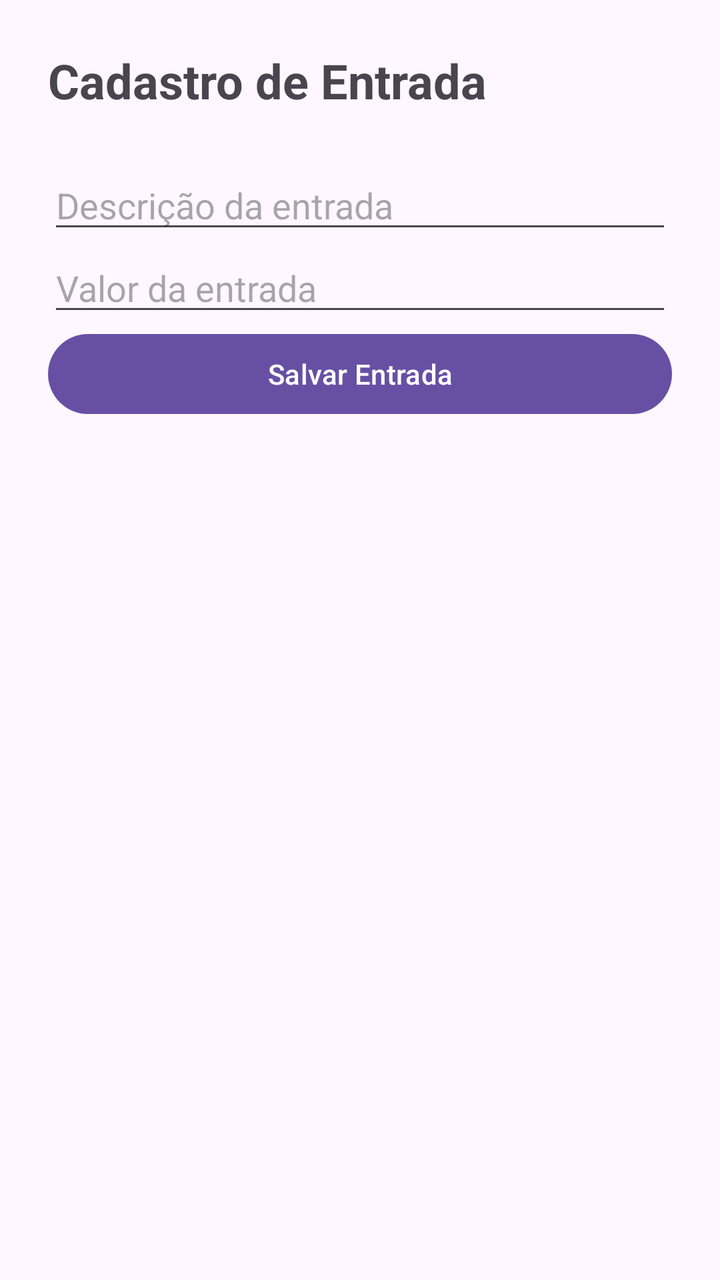
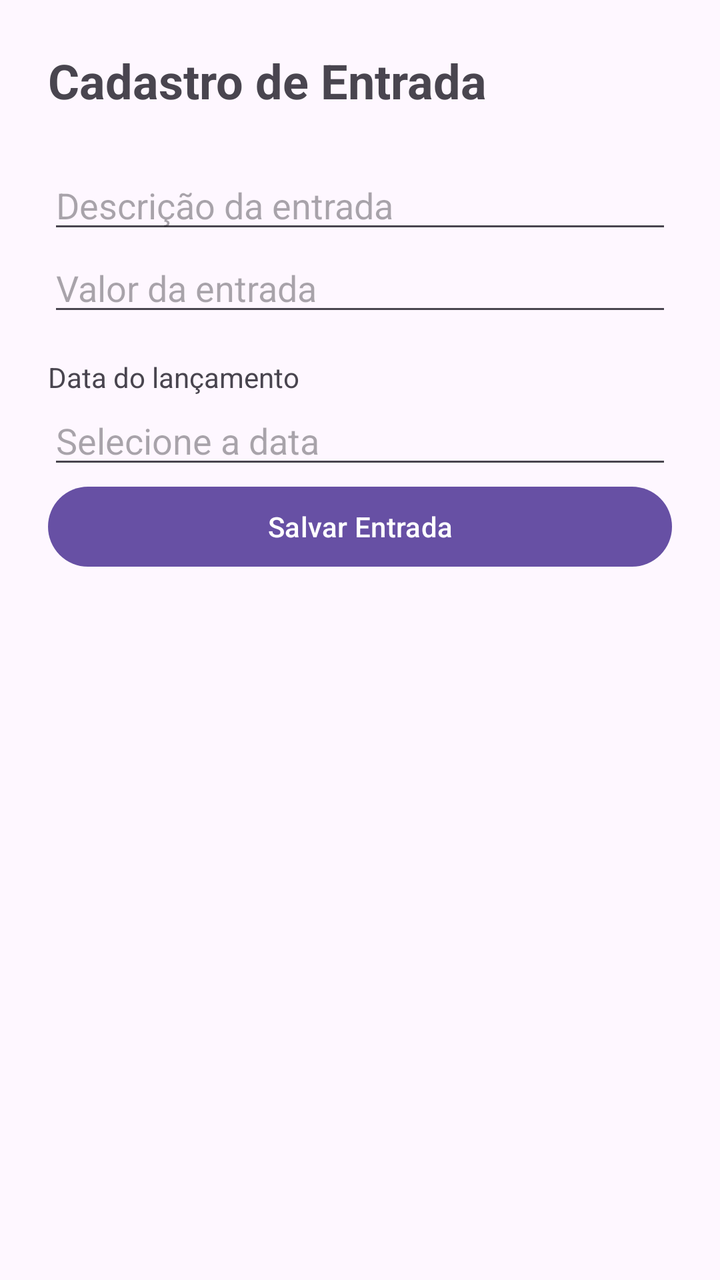

Screens rendered from an Android XML layout before and after an edit, with the pre-edit source and the edit as a unified diff.
<!-- AndroidManifest.xml: application theme Theme.ControleDeGastos -->
<!-- res/layout/activity_entrada.xml -->
<?xml version="1.0" encoding="utf-8"?>
<LinearLayout xmlns:android="http://schemas.android.com/apk/res/android"
    android:layout_width="match_parent"
    android:layout_height="match_parent"
    android:orientation="vertical"
    android:padding="24dp">

    <TextView
        android:layout_width="wrap_content"
        android:layout_height="wrap_content"
        android:text="Cadastro de Entrada"
        android:textSize="24sp"
        android:textStyle="bold" />

    <EditText
        android:id="@+id/editDescricaoEntrada"
        android:layout_width="match_parent"
        android:layout_height="wrap_content"
        android:layout_marginTop="24dp"
        android:hint="Descrição da entrada" />

    <EditText
        android:id="@+id/editValorEntrada"
        android:layout_width="match_parent"
        android:layout_height="wrap_content"
        android:hint="Valor da entrada"
        android:inputType="numberDecimal" />

    <Button
        android:id="@+id/btnAdicionarEntrada"
        android:layout_width="match_parent"
        android:layout_height="wrap_content"
        android:text="Salvar Entrada" />

</LinearLayout>
<!-- resources referenced by this layout -->
<resources>
  <style name="Theme.ControleDeGastos" parent="Base.Theme.ControleDeGastos" />
  <style name="Base.Theme.ControleDeGastos" parent="Theme.Material3.DayNight.NoActionBar">
          
          
      </style>
</resources>

<!-- the commit's change to res/layout/activity_entrada.xml (unified diff, before → after) -->
@@ -26,6 +26,20 @@
         android:hint="Valor da entrada"
         android:inputType="numberDecimal" />
 
+    <TextView
+        android:layout_width="wrap_content"
+        android:layout_height="wrap_content"
+        android:layout_marginTop="16dp"
+        android:text="Data do lançamento" />
+
+    <EditText
+        android:id="@+id/editData"
+        android:layout_width="match_parent"
+        android:layout_height="wrap_content"
+        android:focusable="false"
+        android:clickable="true"
+        android:hint="Selecione a data" />
+
     <Button
         android:id="@+id/btnAdicionarEntrada"
         android:layout_width="match_parent"
